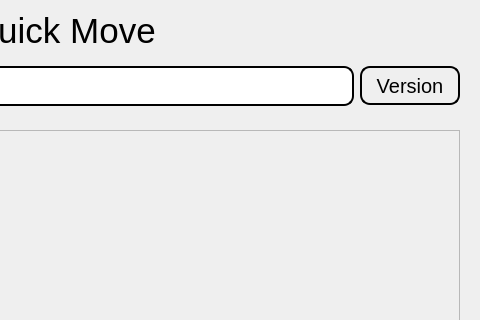
Before: the Qt Designer form ui/search.ui in Achu-Worifung/quickMove, drawn with Qt 5; both pictures show x 353 to 833 and y 0 to 320 of the 833 by 707 pixel window.
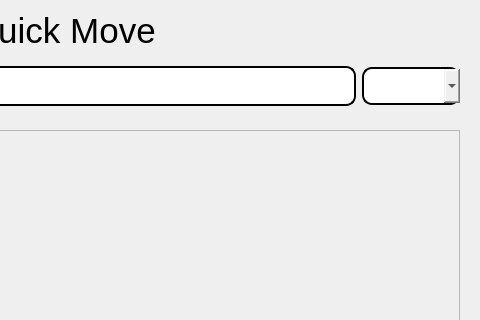
After: the same form once the commit is applied.

Commit message: moving to search

```diff
--- a/ui/search.ui
+++ b/ui/search.ui
@@ -26,33 +26,18 @@
        </property>
        <layout class="QGridLayout" name="gridLayout_3">
         <item row="0" column="1">
-         <widget class="QToolButton" name="toolButton">
-          <property name="sizePolicy">
-           <sizepolicy hsizetype="MinimumExpanding" vsizetype="Fixed">
-            <horstretch>0</horstretch>
-            <verstretch>0</verstretch>
-           </sizepolicy>
-          </property>
-          <property name="maximumSize">
-           <size>
-            <width>100</width>
-            <height>16777215</height>
-           </size>
+         <widget class="QComboBox" name="comboBox">
+          <property name="whatsThis">
+           <string>&lt;html&gt;&lt;head/&gt;&lt;body&gt;&lt;p&gt;Version&lt;/p&gt;&lt;/body&gt;&lt;/html&gt;</string>
           </property>
           <property name="styleSheet">
            <string notr="true">    border-style: outset;
-    border-width: 2px;
-    border-radius: 10px;
+    border-width: 2px 0 2px 2px;
+    border-radius: 10px 10 px0 10px;
     border-color: black;
     padding: 4px;
 font:20px</string>
           </property>
-          <property name="text">
-           <string>Version</string>
-          </property>
-          <property name="arrowType">
-           <enum>Qt::NoArrow</enum>
-          </property>
          </widget>
         </item>
         <item row="0" column="0">
```
Left out of the diff: 2 changed lines with no effect on the pictures. The commit also changes 6 other files.
